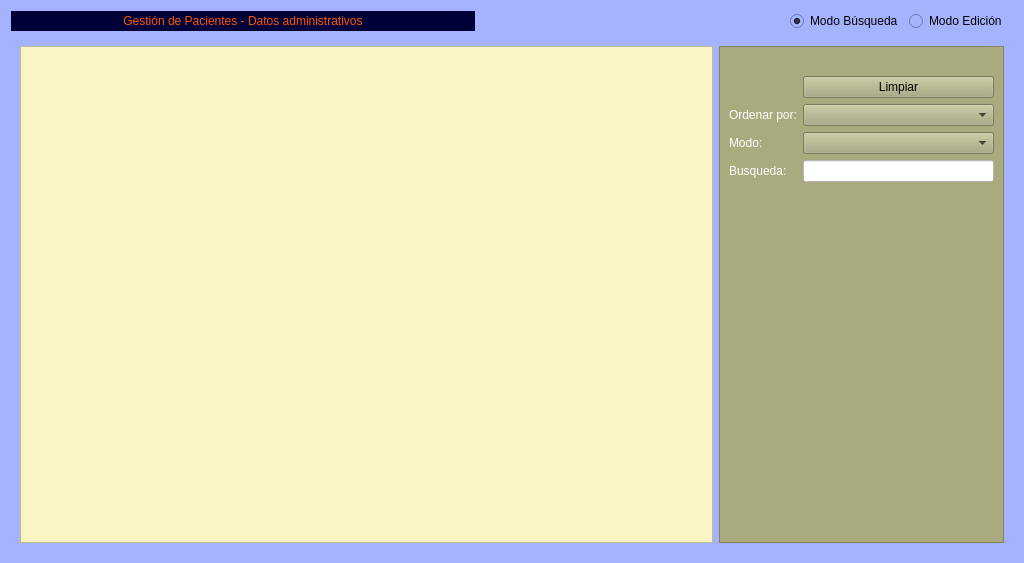
arcnexus/RedFoX, file Zona_Pacientes/frmClientes.ui: the form before one commit.
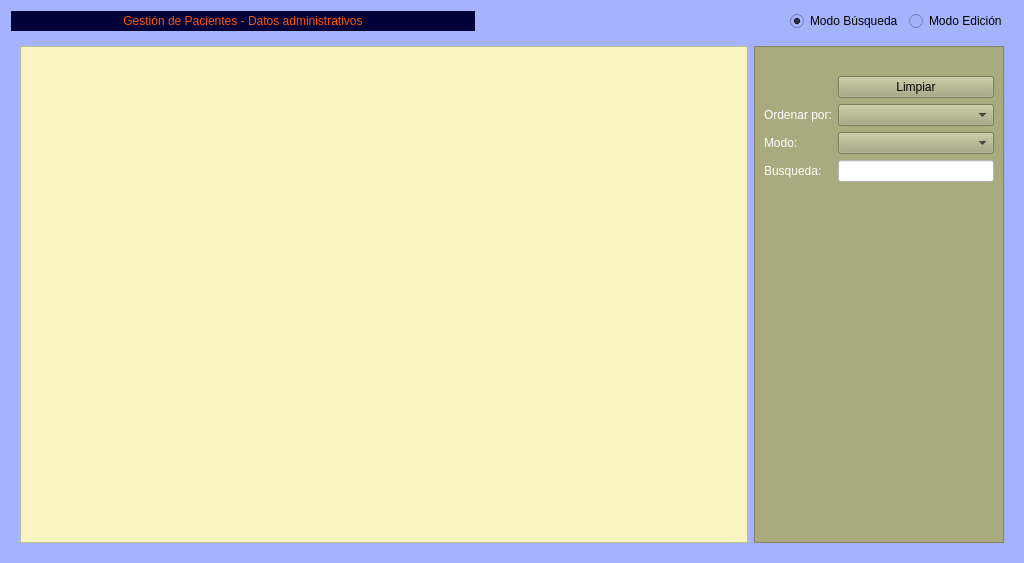
The form after the commit. Icons and pictures are not drawn. Custom widgets are drawn as their Qt base class.

The edit to the form file:
```diff
--- a/Zona_Pacientes/frmClientes.ui
+++ b/Zona_Pacientes/frmClientes.ui
@@ -4242,7 +4242,7 @@
         <widget class="QFrame" name="frame_27">
          <property name="maximumSize">
           <size>
-           <width>285</width>
+           <width>250</width>
            <height>16777215</height>
           </size>
          </property>
```
